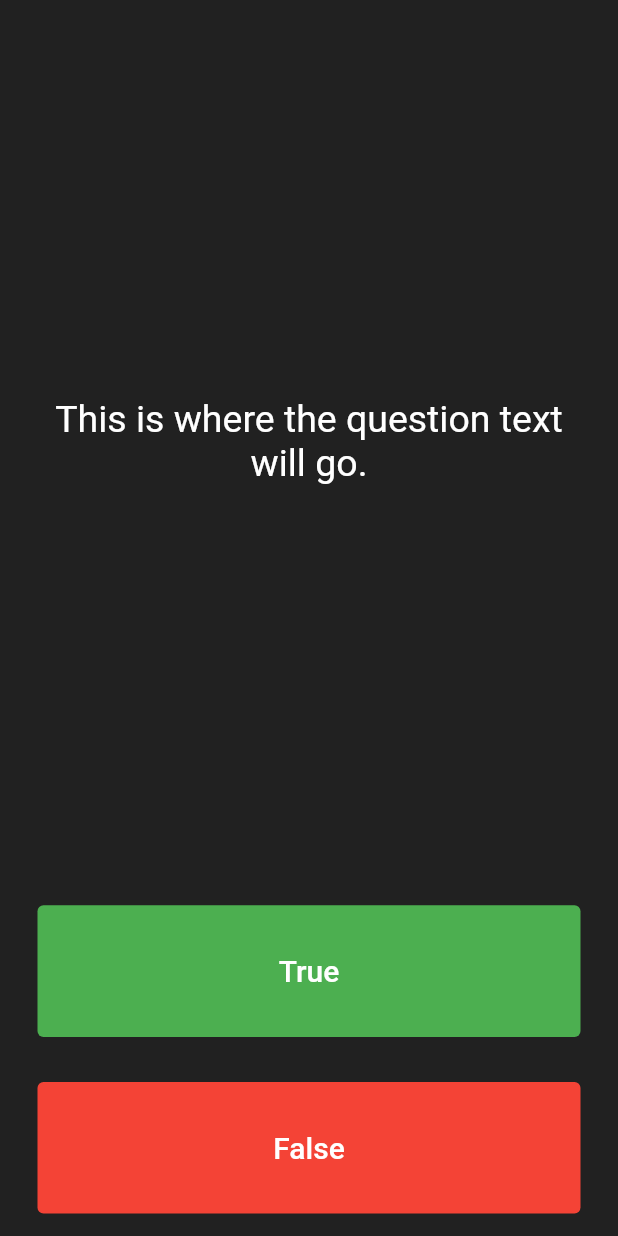
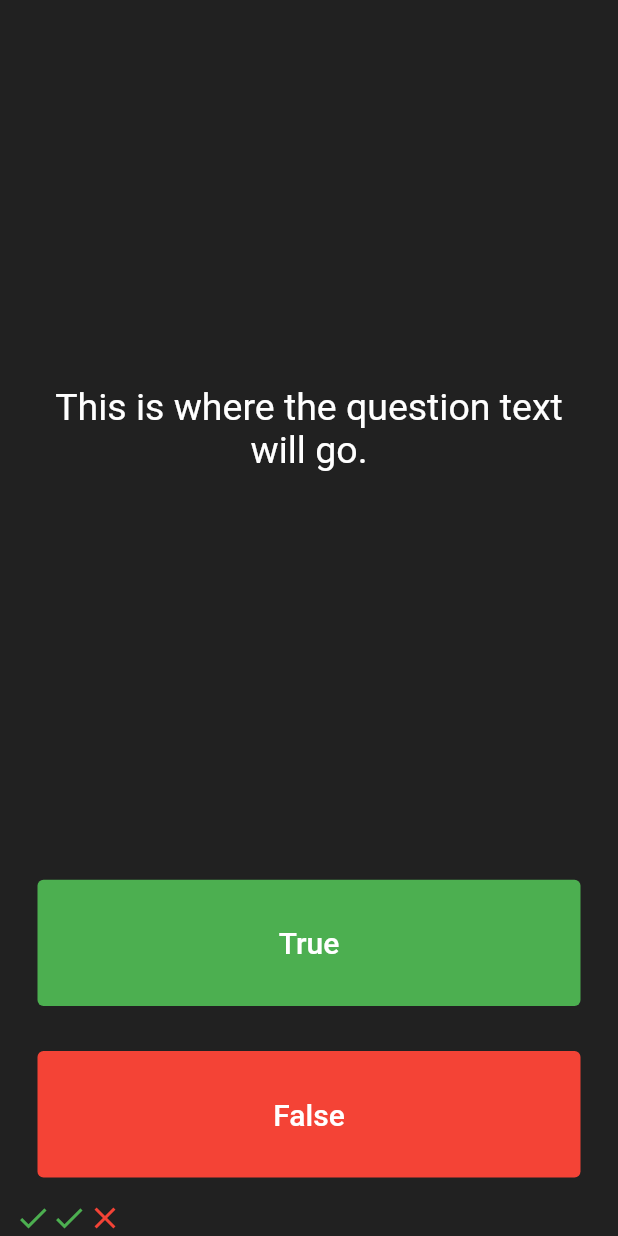
Before and after one commit to UildsonSantos/Flutter_with_Angela_Yu, a Flutter app: the screen it shows after launch, on a phone screen of 412 x 824 dp. Run offline on Flutter 3.47's test engine with Material 2 defaults, Android fonts, the phone set to English and light mode, and no system bars; our stand-ins replace audioplayers.

Commit message:
add layout app

```diff
--- a/quizzler/lib/main.dart
+++ b/quizzler/lib/main.dart
@@ -11,6 +11,7 @@ class Quizzler extends StatelessWidget {
   @override
   Widget build(BuildContext context) {
     return MaterialApp(
+      debugShowCheckedModeBanner: false,
       home: Scaffold(
         backgroundColor: Colors.grey.shade900,
         body: const SafeArea(
@@ -94,12 +95,27 @@ class _QuizPageState extends State<QuizPage> {
             ),
           ),
         ),
-        //TODO: Add a Row here as your score keeper
+        Row(
+          children: const [
+            Icon(
+              Icons.check,
+              color: Colors.green,
+            ),
+            Icon(
+              Icons.check,
+              color: Colors.green,
+            ),
+            Icon(
+              Icons.close,
+              color: Colors.red,
+            ),
+
+          ],
+        )
       ],
     );
   }
 }
-
 
 /*
 question1: 'You can lead a cow down stairs but not up stairs.', false,
```
